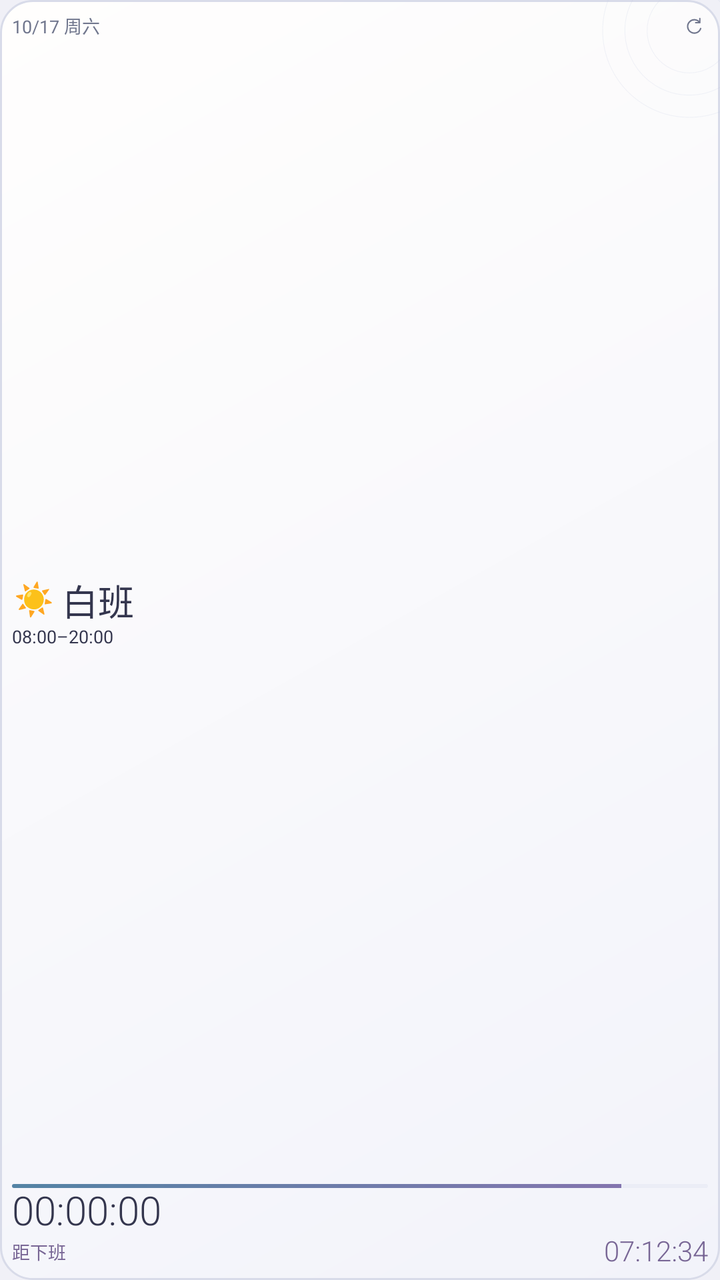
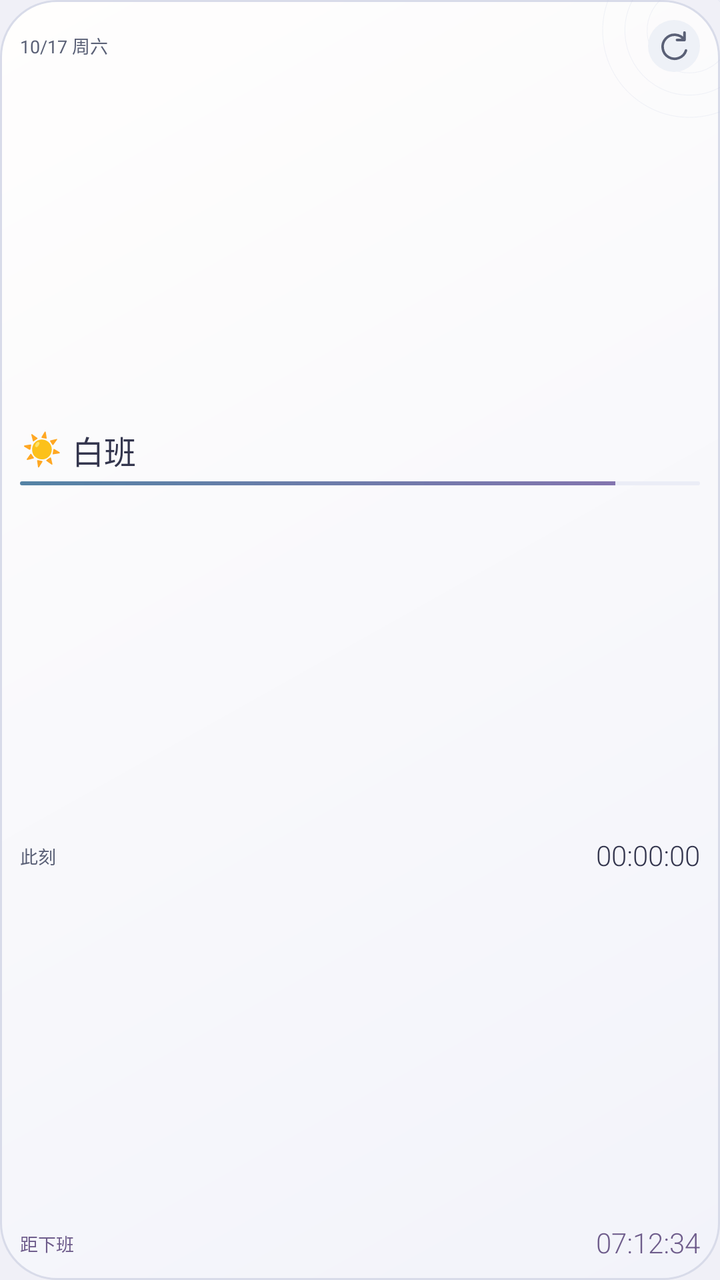

Screens rendered from an Android XML layout before and after an edit, with the pre-edit source and the edit as a unified diff.
<!-- AndroidManifest.xml: application theme Theme.MyApp -->
<!-- res/layout/widget_preview.xml -->
<?xml version="1.0" encoding="utf-8"?>
<FrameLayout xmlns:android="http://schemas.android.com/apk/res/android"
    android:id="@+id/widget_container"
    android:layout_width="match_parent"
    android:layout_height="match_parent"
    android:background="@drawable/widget_background_mini">
    <ImageView
        android:layout_width="100dp"
        android:layout_height="100dp"
        android:layout_gravity="top|end"
        android:layout_marginTop="-35dp"
        android:layout_marginEnd="-35dp"
        android:src="@drawable/widget_orbit"
        android:alpha="0.18"
        android:importantForAccessibility="no" />
    <LinearLayout
        android:layout_width="match_parent"
        android:layout_height="match_parent"
        android:orientation="vertical"
        android:padding="6dp">
        <LinearLayout
            android:layout_width="match_parent"
            android:layout_height="14dp"
            android:orientation="horizontal"
            android:gravity="center_vertical"
            android:baselineAligned="false">
            <TextView
                android:id="@+id/today_date"
                style="@style/WidgetLabel"
                android:layout_width="0dp"
                android:layout_height="wrap_content"
                android:layout_weight="1"
                android:textSize="9sp"
                android:text="10/17 周六" />
            <ImageView
                android:id="@+id/refresh_button"
                android:layout_width="14dp"
                android:layout_height="14dp"
                android:padding="2dp"
                android:src="@drawable/widget_refresh"
                android:contentDescription="@string/widget_refresh" />
        </LinearLayout>
        <TextView
            android:id="@+id/shift_title"
            style="@style/WidgetLabel"
            android:layout_width="match_parent"
            android:layout_height="wrap_content"
            android:visibility="gone" />
        <LinearLayout
            android:layout_width="match_parent"
            android:layout_height="0dp"
            android:layout_weight="1"
            android:orientation="vertical"
            android:gravity="center_vertical">
            <LinearLayout
                android:layout_width="match_parent"
                android:layout_height="wrap_content"
                android:orientation="horizontal"
                android:gravity="center_vertical"
                android:baselineAligned="false">
                <TextView
                    android:id="@+id/shift_emoji"
                    style="@style/WidgetText"
                    android:layout_width="22dp"
                    android:layout_height="22dp"
                    android:gravity="center"
                    android:ellipsize="none"
                    android:textSize="16sp"
                    android:text="&#x2600;&#xFE0F;"
                    android:importantForAccessibility="no" />
                <TextView
                    android:id="@+id/shift_name"
                    style="@style/WidgetText"
                    android:layout_width="0dp"
                    android:layout_height="wrap_content"
                    android:layout_weight="1"
                    android:layout_marginStart="3dp"
                    android:fontFamily="sans-serif-medium"
                    android:textSize="18sp"
                android:text="白班" />
            </LinearLayout>
            <TextView
                android:id="@+id/shift_status"
                style="@style/WidgetLabel"
                android:layout_width="match_parent"
                android:layout_height="wrap_content"
                android:visibility="gone" />
            <TextView
                android:id="@+id/shift_time"
                style="@style/WidgetText"
                android:layout_width="match_parent"
                android:layout_height="wrap_content"
                android:textSize="9sp"
                android:text="08:00–20:00" />
        </LinearLayout>
        <TextView
            android:id="@+id/cycle_info"
            style="@style/WidgetLabel"
            android:layout_width="match_parent"
            android:layout_height="wrap_content"
            android:textSize="9sp"
            android:visibility="gone" />
        <ProgressBar
            android:id="@+id/progress_bar"
            style="@android:style/Widget.ProgressBar.Horizontal"
            android:layout_width="match_parent"
            android:layout_height="2dp"
            android:layout_marginTop="1dp"
            android:layout_marginBottom="0dp"
            android:minHeight="0dp"
            android:maxHeight="2dp"
            android:progressDrawable="@drawable/progress_bar"
            android:indeterminate="false" android:max="8" android:progress="7" />
        <TextView
            android:id="@+id/next_shifts"
            style="@style/WidgetLabel"
            android:layout_width="match_parent"
            android:layout_height="wrap_content"
            android:layout_marginTop="3dp"
            android:textSize="9sp"
            android:visibility="gone" />
        <TextClock
            android:id="@+id/live_clock"
            style="@style/WidgetTimer"
            android:layout_width="match_parent"
            android:layout_height="wrap_content"
            android:format12Hour="HH:mm:ss"
            android:format24Hour="HH:mm:ss"
            android:textColor="@color/widget_ink"
            android:textSize="20sp" />
        <LinearLayout
            android:layout_width="match_parent"
            android:layout_height="wrap_content"
            android:orientation="horizontal"
            android:gravity="center_vertical"
            android:baselineAligned="false">
            <TextView
                android:id="@+id/countdown_label"
                style="@style/WidgetLabel"
                android:layout_width="wrap_content"
                android:layout_height="wrap_content"
                android:layout_marginEnd="3dp"
                android:textColor="@color/widget_accent"
                android:textSize="9sp"
                android:text="距下班" />
            <Chronometer
                android:id="@+id/countdown_chronometer"
                style="@style/WidgetTimer"
                android:layout_width="0dp"
                android:layout_height="wrap_content"
                android:layout_weight="1"
                android:gravity="end"
                android:textSize="14sp"
                android:visibility="gone" />
            <TextView
                android:id="@+id/countdown_text"
                style="@style/WidgetTimer"
                android:layout_width="0dp"
                android:layout_height="wrap_content"
                android:layout_weight="1"
                android:gravity="end"
                android:textSize="14sp"
                android:text="07:12:34" />
        </LinearLayout>
        <TextView
            android:id="@+id/countdown_detail"
            style="@style/WidgetLabel"
            android:layout_width="match_parent"
            android:layout_height="wrap_content"
            android:textSize="9sp"
            android:visibility="gone" />
    </LinearLayout>
    <ImageView
        android:id="@+id/companion_portrait"
        android:layout_width="0dp"
        android:layout_height="0dp"
        android:visibility="gone"
        android:importantForAccessibility="no" />
</FrameLayout>
<!-- resources referenced by this layout -->
<resources>
  <color name="widget_accent">#786695</color>
  <color name="widget_ink">#34364E</color>
  <!-- drawable widget_background_mini (drawable) -->
  <?xml version="1.0" encoding="utf-8"?>
  <shape xmlns:android="http://schemas.android.com/apk/res/android" android:shape="rectangle">
      <gradient android:startColor="@color/widget_surface" android:endColor="@color/widget_surface_end" android:angle="315" />
      <stroke android:width="1dp" android:color="@color/widget_stroke" />
      <corners android:radius="16dp" />
  </shape>
  <string name="widget_refresh">刷新班次信息</string>
  <style name="WidgetLabel" parent="WidgetText">
          <item name="android:textColor">@color/widget_muted</item>
          <item name="android:textSize">10sp</item>
      </style>
  <style name="WidgetText" parent="@android:style/Widget.TextView">
          <item name="android:fontFamily">sans-serif</item>
          <item name="android:textColor">@color/widget_ink</item>
          <item name="android:includeFontPadding">false</item>
          <item name="android:maxLines">1</item>
          <item name="android:ellipsize">end</item>
          <item name="android:textSize">12sp</item>
      </style>
  <style name="WidgetTimer" parent="WidgetText">
          <item name="android:fontFamily">sans-serif-light</item>
          <item name="android:fontFeatureSettings">tnum</item>
          <item name="android:textColor">@color/widget_accent</item>
          <item name="android:textSize">28sp</item>
          <item name="android:ellipsize">none</item>
      </style>
  <color name="widget_panel">#EBEDF6</color>
  <color name="day_color">#5483A5</color>
  <color name="night_color">#8A73B0</color>
  <color name="widget_surface">#FFFEFD</color>
  <color name="widget_surface_end">#F2F3FA</color>
  <color name="widget_stroke">#D8DBE9</color>
  <color name="widget_orbit">#BCC5DF</color>
  <color name="widget_muted">#70768D</color>
  <color name="colorPrimary">#81709F</color>
  <color name="colorPrimaryDark">#70608C</color>
  <color name="colorAccent">#81709F</color>
  <color name="bg">#F0F0F7</color>
  <color name="text">#36374D</color>
  <color name="text_muted">#73748A</color>
  <!-- unchanged entries left out for length: 4 -->
</resources>

<!-- the commit's change to res/layout/widget_preview.xml (unified diff, before → after) -->
@@ -4,6 +4,7 @@
     android:layout_width="match_parent"
     android:layout_height="match_parent"
     android:background="@drawable/widget_background_mini">
+
     <ImageView
         android:layout_width="100dp"
         android:layout_height="100dp"
@@ -13,136 +14,188 @@
         android:src="@drawable/widget_orbit"
         android:alpha="0.18"
         android:importantForAccessibility="no" />
+
     <LinearLayout
         android:layout_width="match_parent"
         android:layout_height="match_parent"
         android:orientation="vertical"
-        android:padding="6dp">
-        <LinearLayout
-            android:layout_width="match_parent"
-            android:layout_height="14dp"
+        android:padding="@dimen/widget_inset_mini">
+
+        <TextView
+            android:id="@+id/today_date"
+            style="@style/WidgetLabel"
+            android:layout_width="match_parent"
+            android:layout_height="wrap_content"
+                android:minHeight="@dimen/widget_refresh_size"
+                android:gravity="center_vertical"
+            android:layout_marginEnd="@dimen/widget_header_reserve_mini"
+            android:text="10/17 周六"
+            android:textSize="@dimen/widget_text_date_0" />
+        <LinearLayout
+            android:id="@+id/spring_1"
+            android:layout_width="match_parent"
+            android:orientation="vertical"
+            android:layout_height="0dp"
+            android:layout_weight="1" />
+
+        <LinearLayout
+            android:layout_width="match_parent"
+            android:layout_height="wrap_content"
             android:orientation="horizontal"
             android:gravity="center_vertical"
             android:baselineAligned="false">
-            <TextView
-                android:id="@+id/today_date"
-                style="@style/WidgetLabel"
-                android:layout_width="0dp"
-                android:layout_height="wrap_content"
-                android:layout_weight="1"
-                android:textSize="9sp"
-                android:text="10/17 周六" />
-            <ImageView
-                android:id="@+id/refresh_button"
-                android:layout_width="14dp"
-                android:layout_height="14dp"
-                android:padding="2dp"
-                android:src="@drawable/widget_refresh"
-                android:contentDescription="@string/widget_refresh" />
+
+            <TextView
+                android:id="@+id/shift_emoji"
+                style="@style/WidgetText"
+                android:layout_width="@dimen/widget_emoji_box_mini"
+                android:layout_height="@dimen/widget_emoji_box_mini"
+                android:gravity="center"
+                android:ellipsize="none"
+                android:text="&#x2600;&#xFE0F;"
+                android:textSize="@dimen/widget_text_emoji_0"
+                android:importantForAccessibility="no" />
+
+            <TextView
+                android:id="@+id/shift_name"
+                style="@style/WidgetText"
+                android:layout_width="0dp"
+                android:layout_height="wrap_content"
+                android:layout_weight="1"
+                android:layout_marginStart="@dimen/widget_rhythm_mini_2"
+                android:fontFamily="sans-serif-medium"
+                android:text="白班"
+                android:textSize="@dimen/widget_text_name_0" />
         </LinearLayout>
+
         <TextView
             android:id="@+id/shift_title"
             style="@style/WidgetLabel"
             android:layout_width="match_parent"
             android:layout_height="wrap_content"
-            android:visibility="gone" />
-        <LinearLayout
-            android:layout_width="match_parent"
-            android:layout_height="0dp"
-            android:layout_weight="1"
-            android:orientation="vertical"
-            android:gravity="center_vertical">
-            <LinearLayout
-                android:layout_width="match_parent"
-                android:layout_height="wrap_content"
-                android:orientation="horizontal"
-                android:gravity="center_vertical"
-                android:baselineAligned="false">
-                <TextView
-                    android:id="@+id/shift_emoji"
-                    style="@style/WidgetText"
-                    android:layout_width="22dp"
-                    android:layout_height="22dp"
-                    android:gravity="center"
-                    android:ellipsize="none"
-                    android:textSize="16sp"
-                    android:text="&#x2600;&#xFE0F;"
-                    android:importantForAccessibility="no" />
-                <TextView
-                    android:id="@+id/shift_name"
-                    style="@style/WidgetText"
-                    android:layout_width="0dp"
-                    android:layout_height="wrap_content"
-                    android:layout_weight="1"
-                    android:layout_marginStart="3dp"
-                    android:fontFamily="sans-serif-medium"
-                    android:textSize="18sp"
-                android:text="白班" />
-            </LinearLayout>
-            <TextView
-                android:id="@+id/shift_status"
-                style="@style/WidgetLabel"
-                android:layout_width="match_parent"
-                android:layout_height="wrap_content"
-                android:visibility="gone" />
-            <TextView
-                android:id="@+id/shift_time"
-                style="@style/WidgetText"
-                android:layout_width="match_parent"
-                android:layout_height="wrap_content"
-                android:textSize="9sp"
-                android:text="08:00–20:00" />
-        </LinearLayout>
+            android:layout_marginTop="@dimen/widget_rhythm_mini_1"
+            android:text="@string/widget_shift_title"
+            android:textColor="@color/widget_accent"
+            android:textStyle="bold"
+            android:textSize="@dimen/widget_text_label_0"
+            android:visibility="gone" />
+
+        <TextView
+            android:id="@+id/shift_status"
+            style="@style/WidgetLabel"
+            android:layout_width="wrap_content"
+            android:layout_height="wrap_content"
+            android:layout_marginTop="@dimen/widget_rhythm_mini_1"
+            android:paddingStart="@dimen/widget_rhythm_mini_2"
+            android:paddingEnd="@dimen/widget_rhythm_mini_2"
+            android:background="@drawable/widget_companion_note"
+            android:text="正在上班"
+            android:textColor="@color/widget_accent"
+            android:textSize="@dimen/widget_text_label_0"
+            android:visibility="gone" />
+
+        <TextView
+            android:id="@+id/shift_time"
+            style="@style/WidgetText"
+            android:layout_width="match_parent"
+            android:layout_height="wrap_content"
+            android:layout_marginTop="@dimen/widget_rhythm_mini_1"
+            android:text="08:00–20:00"
+            android:textSize="@dimen/widget_text_detail_0"
+            android:visibility="gone" />
+
         <TextView
             android:id="@+id/cycle_info"
             style="@style/WidgetLabel"
             android:layout_width="match_parent"
             android:layout_height="wrap_content"
-            android:textSize="9sp"
-            android:visibility="gone" />
+            android:layout_marginTop="@dimen/widget_rhythm_mini_2"
+            android:text="周期 1/8"
+            android:textSize="@dimen/widget_text_label_0"
+            android:visibility="gone" />
+
         <ProgressBar
             android:id="@+id/progress_bar"
             style="@android:style/Widget.ProgressBar.Horizontal"
             android:layout_width="match_parent"
-            android:layout_height="2dp"
-            android:layout_marginTop="1dp"
-            android:layout_marginBottom="0dp"
+            android:layout_height="@dimen/widget_progress_mini"
+            android:layout_marginTop="@dimen/widget_rhythm_mini_2"
             android:minHeight="0dp"
-            android:maxHeight="2dp"
+            android:maxHeight="@dimen/widget_progress_mini"
+            android:background="@drawable/widget_slot"
             android:progressDrawable="@drawable/progress_bar"
-            android:indeterminate="false" android:max="8" android:progress="7" />
+            android:indeterminate="false"
+            android:max="8"
+            android:progress="7" />
+
         <TextView
             android:id="@+id/next_shifts"
             style="@style/WidgetLabel"
             android:layout_width="match_parent"
             android:layout_height="wrap_content"
-            android:layout_marginTop="3dp"
-            android:textSize="9sp"
-            android:visibility="gone" />
-        <TextClock
-            android:id="@+id/live_clock"
-            style="@style/WidgetTimer"
-            android:layout_width="match_parent"
-            android:layout_height="wrap_content"
-            android:format12Hour="HH:mm:ss"
-            android:format24Hour="HH:mm:ss"
-            android:textColor="@color/widget_ink"
-            android:textSize="20sp" />
+            android:layout_marginTop="@dimen/widget_rhythm_mini_2"
+            android:maxLines="1"
+            android:text="白班 3天后"
+            android:textSize="@dimen/widget_text_label_0"
+            android:visibility="gone" />
+
+        <LinearLayout
+            android:id="@+id/spring_2"
+            android:layout_width="match_parent"
+            android:orientation="vertical"
+            android:layout_height="0dp"
+            android:layout_weight="1" />
+
         <LinearLayout
             android:layout_width="match_parent"
             android:layout_height="wrap_content"
             android:orientation="horizontal"
             android:gravity="center_vertical"
-            android:baselineAligned="false">
+            android:baselineAligned="true">
+
+            <TextView
+                style="@style/WidgetLabel"
+                android:layout_width="wrap_content"
+                android:layout_height="wrap_content"
+                android:text="@string/widget_now"
+                android:textSize="@dimen/widget_text_label_0" />
+
+            <TextClock
+                android:id="@+id/live_clock"
+                style="@style/WidgetTimer"
+                android:layout_width="0dp"
+                android:layout_height="wrap_content"
+                android:layout_weight="1"
+                android:gravity="end"
+                android:format12Hour="HH:mm:ss"
+                android:format24Hour="HH:mm:ss"
+                android:textColor="@color/widget_ink"
+                android:textSize="@dimen/widget_text_clock_0" />
+        </LinearLayout>
+
+        <LinearLayout
+            android:id="@+id/spring_3"
+            android:layout_width="match_parent"
+            android:orientation="vertical"
+            android:layout_height="0dp"
+            android:layout_weight="1" />
+
+        <LinearLayout
+            android:layout_width="match_parent"
+            android:layout_height="wrap_content"
+            android:orientation="horizontal"
+            android:gravity="center_vertical"
+            android:baselineAligned="true">
+
             <TextView
                 android:id="@+id/countdown_label"
                 style="@style/WidgetLabel"
                 android:layout_width="wrap_content"
                 android:layout_height="wrap_content"
-                android:layout_marginEnd="3dp"
+                android:text="距下班"
                 android:textColor="@color/widget_accent"
-                android:textSize="9sp"
-                android:text="距下班" />
+                android:textSize="@dimen/widget_text_label_0" />
+
             <Chronometer
                 android:id="@+id/countdown_chronometer"
                 style="@style/WidgetTimer"
@@ -150,8 +203,9 @@
                 android:layout_height="wrap_content"
                 android:layout_weight="1"
                 android:gravity="end"
-                android:textSize="14sp"
+                android:textSize="@dimen/widget_text_timer_0"
                 android:visibility="gone" />
+
             <TextView
                 android:id="@+id/countdown_text"
                 style="@style/WidgetTimer"
@@ -159,21 +213,37 @@
                 android:layout_height="wrap_content"
                 android:layout_weight="1"
                 android:gravity="end"
-                android:textSize="14sp"
-                android:text="07:12:34" />
+                android:text="07:12:34"
+                android:textSize="@dimen/widget_text_timer_0" />
         </LinearLayout>
+
         <TextView
             android:id="@+id/countdown_detail"
             style="@style/WidgetLabel"
             android:layout_width="match_parent"
             android:layout_height="wrap_content"
-            android:textSize="9sp"
+            android:layout_marginTop="@dimen/widget_rhythm_mini_1"
+            android:textSize="@dimen/widget_text_detail_0"
             android:visibility="gone" />
     </LinearLayout>
+
     <ImageView
         android:id="@+id/companion_portrait"
         android:layout_width="0dp"
         android:layout_height="0dp"
         android:visibility="gone"
         android:importantForAccessibility="no" />
+
+    <ImageView
+        android:id="@+id/refresh_button"
+        android:layout_width="@dimen/widget_refresh_size"
+        android:layout_height="@dimen/widget_refresh_size"
+        android:layout_gravity="top|end"
+        android:layout_marginTop="@dimen/widget_inset_mini"
+        android:layout_marginEnd="@dimen/widget_inset_mini"
+        android:padding="@dimen/widget_refresh_padding_mini"
+        android:scaleType="fitCenter"
+        android:background="@drawable/widget_refresh_button"
+        android:src="@drawable/widget_refresh"
+        android:contentDescription="@string/widget_refresh" />
 </FrameLayout>
<!-- resource entries referenced after the edit -->
@@ -1,15 +1,53 @@
 <!-- resources referenced by this layout -->
 <resources>
-  <color name="widget_accent">#786695</color>
+  <color name="widget_accent">#6E5C8B</color>
   <color name="widget_ink">#34364E</color>
+  <dimen name="widget_emoji_box_mini">22dp</dimen>
+  <dimen name="widget_header_reserve_mini">28dp</dimen>
+  <dimen name="widget_inset_mini">10dp</dimen>
+  <dimen name="widget_progress_mini">2dp</dimen>
+  <dimen name="widget_refresh_padding_mini">4dp</dimen>
+  <dimen name="widget_refresh_size">26dp</dimen>
+  <dimen name="widget_rhythm_mini_1">2dp</dimen>
+  <dimen name="widget_rhythm_mini_2">4dp</dimen>
+  <dimen name="widget_text_clock_0">14sp</dimen>
+  <dimen name="widget_text_date_0">9sp</dimen>
+  <dimen name="widget_text_detail_0">8sp</dimen>
+  <dimen name="widget_text_emoji_0">16sp</dimen>
+  <dimen name="widget_text_label_0">9sp</dimen>
+  <dimen name="widget_text_name_0">16sp</dimen>
+  <dimen name="widget_text_timer_0">14sp</dimen>
   <!-- drawable widget_background_mini (drawable) -->
   <?xml version="1.0" encoding="utf-8"?>
   <shape xmlns:android="http://schemas.android.com/apk/res/android" android:shape="rectangle">
       <gradient android:startColor="@color/widget_surface" android:endColor="@color/widget_surface_end" android:angle="315" />
       <stroke android:width="1dp" android:color="@color/widget_stroke" />
-      <corners android:radius="16dp" />
+      <corners android:radius="@dimen/widget_corner_radius" />
   </shape>
+  <!-- drawable widget_companion_note (drawable) -->
+  <?xml version="1.0" encoding="utf-8"?>
+  <shape xmlns:android="http://schemas.android.com/apk/res/android" android:shape="rectangle">
+      <solid android:color="@color/widget_badge" />
+      <corners android:radius="6dp" />
+  </shape>
+  <!-- drawable widget_refresh_button (drawable) -->
+  <?xml version="1.0" encoding="utf-8"?>
+  <ripple xmlns:android="http://schemas.android.com/apk/res/android"
+      android:color="@color/widget_stroke">
+      <item>
+          <shape android:shape="oval">
+              <solid android:color="@color/widget_badge" />
+          </shape>
+      </item>
+  </ripple>
+  <!-- drawable widget_slot (drawable) -->
+  <?xml version="1.0" encoding="utf-8"?>
+  <shape xmlns:android="http://schemas.android.com/apk/res/android" android:shape="rectangle">
+      <solid android:color="@android:color/transparent" />
+  </shape>
+  <string name="widget_now">此刻</string>
   <string name="widget_refresh">刷新班次信息</string>
+  <string name="widget_shift_title">今日班次</string>
   <style name="WidgetLabel" parent="WidgetText">
           <item name="android:textColor">@color/widget_muted</item>
           <item name="android:textSize">10sp</item>
@@ -35,8 +73,10 @@
   <color name="widget_surface">#FFFEFD</color>
   <color name="widget_surface_end">#F2F3FA</color>
   <color name="widget_stroke">#D8DBE9</color>
+  <dimen name="widget_corner_radius">28dp</dimen>
+  <color name="widget_badge">#EEF1F7</color>
   <color name="widget_orbit">#BCC5DF</color>
-  <color name="widget_muted">#70768D</color>
+  <color name="widget_muted">#5A6076</color>
   <color name="colorPrimary">#81709F</color>
   <color name="colorPrimaryDark">#70608C</color>
   <color name="colorAccent">#81709F</color>
